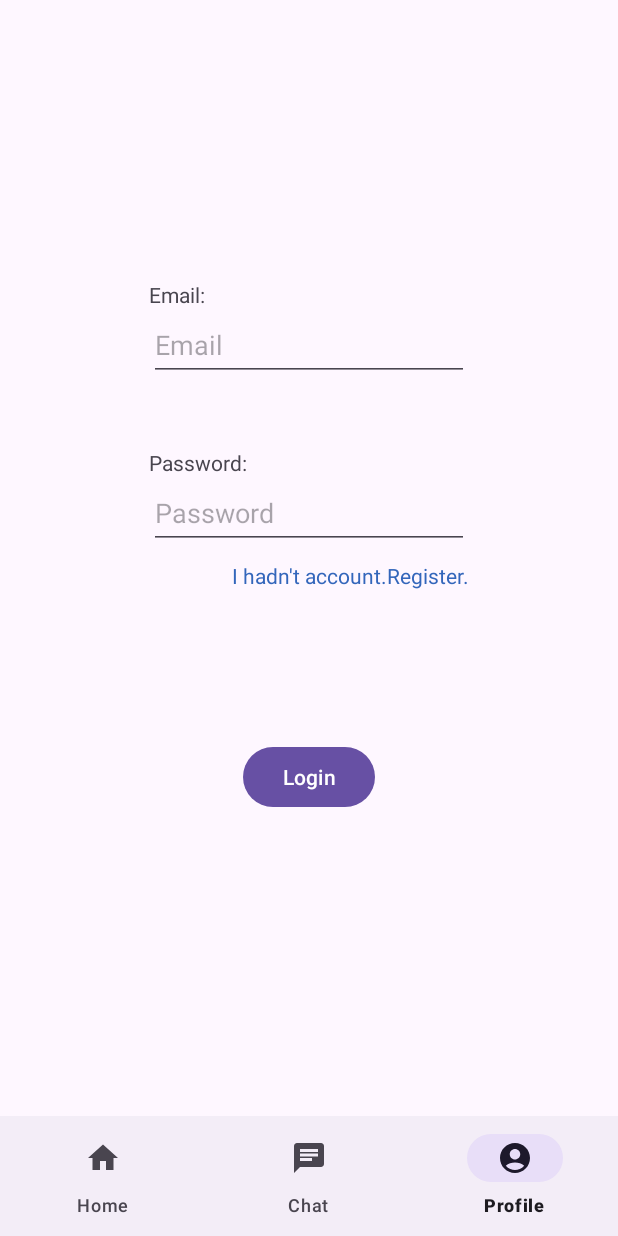
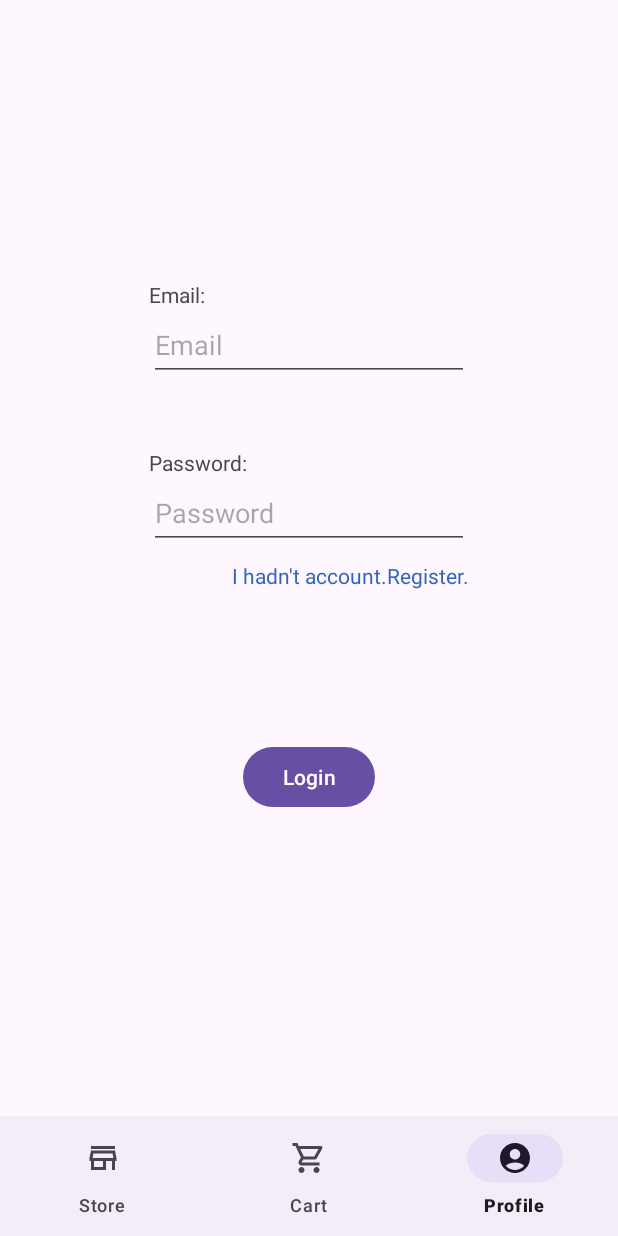
Before and after one commit to TeraIter/Test, an Android app: the screen it shows after launch (MainActivity), item 3 of the bottom bar chosen, on a phone screen of 412 x 824 dp. Run offline under Robolectric (Android 15) with nearby library versions, the phone set to English and light mode, and no system bars; network calls fail; pictures from the network do not load; 1 statement that could not run was skipped.

Commit message:
delete old icons of bottom_navigation_menu.xml added new ones. make them change when selected or unselected

```diff
--- a/app/src/main/java/com/example/test/MainActivity.kt
+++ b/app/src/main/java/com/example/test/MainActivity.kt
@@ -22,11 +22,11 @@ class MainActivity : AppCompatActivity() {
 
         binding.bottomNavigationView.setOnItemSelectedListener { item ->
             when (item.itemId) {
-                R.id.page_home -> {
+                R.id.page_store -> {
                     changeScreen(firstFragment)
                     true
                 }
-                R.id.page_chat -> {
+                R.id.page_cart -> {
                     changeScreen(secondFragment)
                     true
                 }
--- a/app/src/main/java/com/example/test/ProductAdapter.kt
+++ b/app/src/main/java/com/example/test/ProductAdapter.kt
@@ -25,6 +25,7 @@ class ProductAdapter(
             productTitle.text = products.products[position].title
             productPrice.text = products.products[position].price.toString()
             productId.text = products.products[position].id.toString()
+            productCategory.text = products.products[position].category
             Glide.with(productImage).load(products.products[position].thumbnail).into(productImage)
         }
     }
--- a/app/src/main/res/drawable/baseline_chat_24.xml
+++ /dev/null
@@ -1,5 +0,0 @@
-<vector android:autoMirrored="true" android:height="24dp"
-    android:tint="#000000" android:viewportHeight="24"
-    android:viewportWidth="24" android:width="24dp" xmlns:android="http://schemas.android.com/apk/res/android">
-    <path android:fillColor="@android:color/white" android:pathData="M20,2L4,2c-1.1,0 -1.99,0.9 -1.99,2L2,22l4,-4h14c1.1,0 2,-0.9 2,-2L22,4c0,-1.1 -0.9,-2 -2,-2zM6,9h12v2L6,11L6,9zM14,14L6,14v-2h8v2zM18,8L6,8L6,6h12v2z"/>
-</vector>
--- /dev/null
+++ b/app/src/main/res/drawable/baseline_shopping_cart_24.xml
@@ -0,0 +1,5 @@
+<vector android:height="24dp" android:tint="#000000"
+    android:viewportHeight="24" android:viewportWidth="24"
+    android:width="24dp" xmlns:android="http://schemas.android.com/apk/res/android">
+    <path android:fillColor="@android:color/white" android:pathData="M7,18c-1.1,0 -1.99,0.9 -1.99,2S5.9,22 7,22s2,-0.9 2,-2 -0.9,-2 -2,-2zM1,2v2h2l3.6,7.59 -1.35,2.45c-0.16,0.28 -0.25,0.61 -0.25,0.96 0,1.1 0.9,2 2,2h12v-2L7.42,15c-0.14,0 -0.25,-0.11 -0.25,-0.25l0.03,-0.12 0.9,-1.63h7.45c0.75,0 1.41,-0.41 1.75,-1.03l3.58,-6.49c0.08,-0.14 0.12,-0.31 0.12,-0.48 0,-0.55 -0.45,-1 -1,-1L5.21,4l-0.94,-2L1,2zM17,18c-1.1,0 -1.99,0.9 -1.99,2s0.89,2 1.99,2 2,-0.9 2,-2 -0.9,-2 -2,-2z"/>
+</vector>
--- a/app/src/main/res/drawable/baseline_home_24.xml
+++ b/app/src/main/res/drawable/baseline_store_24.xml
@@ -1,5 +1,5 @@
 <vector android:height="24dp" android:tint="#000000"
     android:viewportHeight="24" android:viewportWidth="24"
     android:width="24dp" xmlns:android="http://schemas.android.com/apk/res/android">
-    <path android:fillColor="@android:color/white" android:pathData="M10,20v-6h4v6h5v-8h3L12,3 2,12h3v8z"/>
+    <path android:fillColor="@android:color/white" android:pathData="M20,4L4,4v2h16L20,4zM21,14v-2l-1,-5L4,7l-1,5v2h1v6h10v-6h4v6h2v-6h1zM12,18L6,18v-4h6v4z"/>
 </vector>
--- /dev/null
+++ b/app/src/main/res/drawable/outline_account_circle_24.xml
@@ -0,0 +1,6 @@
+<vector android:height="24dp" android:tint="#000000"
+    android:viewportHeight="24" android:viewportWidth="24"
+    android:width="24dp" xmlns:android="http://schemas.android.com/apk/res/android">
+    <path android:fillColor="@android:color/white" android:pathData="M12,2C6.48,2 2,6.48 2,12s4.48,10 10,10s10,-4.48 10,-10S17.52,2 12,2zM7.35,18.5C8.66,17.56 10.26,17 12,17s3.34,0.56 4.65,1.5C15.34,19.44 13.74,20 12,20S8.66,19.44 7.35,18.5zM18.14,17.12L18.14,17.12C16.45,15.8 14.32,15 12,15s-4.45,0.8 -6.14,2.12l0,0C4.7,15.73 4,13.95 4,12c0,-4.42 3.58,-8 8,-8s8,3.58 8,8C20,13.95 19.3,15.73 18.14,17.12z"/>
+    <path android:fillColor="@android:color/white" android:pathData="M12,6c-1.93,0 -3.5,1.57 -3.5,3.5S10.07,13 12,13s3.5,-1.57 3.5,-3.5S13.93,6 12,6zM12,11c-0.83,0 -1.5,-0.67 -1.5,-1.5S11.17,8 12,8s1.5,0.67 1.5,1.5S12.83,11 12,11z"/>
+</vector>
--- /dev/null
+++ b/app/src/main/res/drawable/outline_shopping_cart_24.xml
@@ -0,0 +1,5 @@
+<vector android:height="24dp" android:tint="#000000"
+    android:viewportHeight="24" android:viewportWidth="24"
+    android:width="24dp" xmlns:android="http://schemas.android.com/apk/res/android">
+    <path android:fillColor="@android:color/white" android:pathData="M15.55,13c0.75,0 1.41,-0.41 1.75,-1.03l3.58,-6.49c0.37,-0.66 -0.11,-1.48 -0.87,-1.48L5.21,4l-0.94,-2L1,2v2h2l3.6,7.59 -1.35,2.44C4.52,15.37 5.48,17 7,17h12v-2L7,15l1.1,-2h7.45zM6.16,6h12.15l-2.76,5L8.53,11L6.16,6zM7,18c-1.1,0 -1.99,0.9 -1.99,2S5.9,22 7,22s2,-0.9 2,-2 -0.9,-2 -2,-2zM17,18c-1.1,0 -1.99,0.9 -1.99,2s0.89,2 1.99,2 2,-0.9 2,-2 -0.9,-2 -2,-2z"/>
+</vector>
--- /dev/null
+++ b/app/src/main/res/drawable/outline_store_24.xml
@@ -0,0 +1,5 @@
+<vector android:height="24dp" android:tint="#000000"
+    android:viewportHeight="24" android:viewportWidth="24"
+    android:width="24dp" xmlns:android="http://schemas.android.com/apk/res/android">
+    <path android:fillColor="@android:color/white" android:pathData="M18.36,9l0.6,3L5.04,12l0.6,-3h12.72M20,4L4,4v2h16L20,4zM20,7L4,7l-1,5v2h1v6h10v-6h4v6h2v-6h1v-2l-1,-5zM6,18v-4h6v4L6,18z"/>
+</vector>
--- /dev/null
+++ b/app/src/main/res/drawable/selector_account.xml
@@ -0,0 +1,5 @@
+<?xml version="1.0" encoding="utf-8"?>
+<selector xmlns:android="http://schemas.android.com/apk/res/android">
+    <item android:drawable="@drawable/baseline_account_circle_24" android:state_checked="true"/>
+    <item android:drawable="@drawable/outline_account_circle_24" android:state_checked="false"/>
+</selector>
--- /dev/null
+++ b/app/src/main/res/drawable/selector_cart.xml
@@ -0,0 +1,5 @@
+<?xml version="1.0" encoding="utf-8"?>
+<selector xmlns:android="http://schemas.android.com/apk/res/android">
+    <item android:drawable="@drawable/baseline_shopping_cart_24" android:state_checked="true"/>
+    <item android:drawable="@drawable/outline_shopping_cart_24" android:state_checked="false"/>
+</selector>
--- /dev/null
+++ b/app/src/main/res/drawable/selector_store.xml
@@ -0,0 +1,5 @@
+<?xml version="1.0" encoding="utf-8"?>
+<selector xmlns:android="http://schemas.android.com/apk/res/android">
+    <item android:drawable="@drawable/baseline_store_24" android:state_checked="true"/>
+    <item android:drawable="@drawable/outline_store_24" android:state_checked="false"/>
+</selector>
--- a/app/src/main/res/menu/bottom_navigation_menu.xml
+++ b/app/src/main/res/menu/bottom_navigation_menu.xml
@@ -1,18 +1,18 @@
 <?xml version="1.0" encoding="utf-8"?>
 <menu xmlns:android="http://schemas.android.com/apk/res/android">
     <item
-        android:id="@+id/page_home"
+        android:id="@+id/page_store"
         android:enabled="true"
-        android:icon="@drawable/baseline_home_24"
-        android:title="Home" />
+        android:icon="@drawable/selector_store"
+        android:title="Store" />
     <item
-        android:id="@+id/page_chat"
+        android:id="@+id/page_cart"
         android:enabled="true"
-        android:icon="@drawable/baseline_chat_24"
-        android:title="Chat" />
+        android:icon="@drawable/selector_cart"
+        android:title="Cart" />
     <item
         android:id="@+id/page_profile"
         android:enabled="true"
-        android:icon="@drawable/baseline_account_circle_24"
+        android:icon="@drawable/selector_account"
         android:title="Profile" />
 </menu>
```
